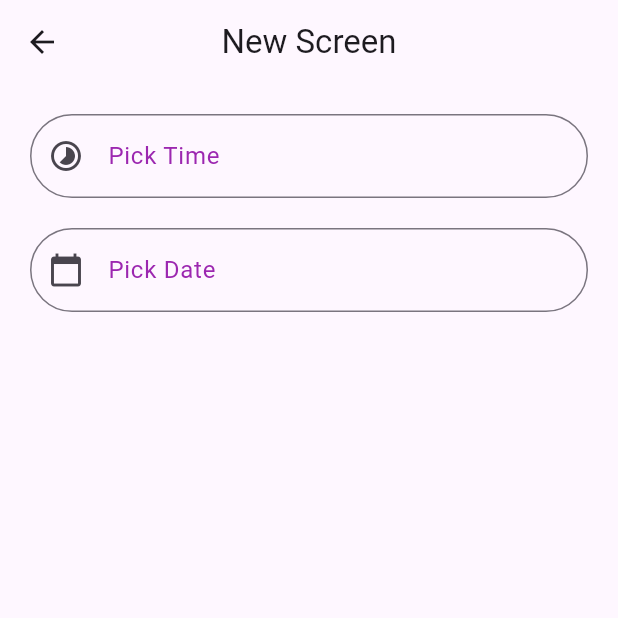
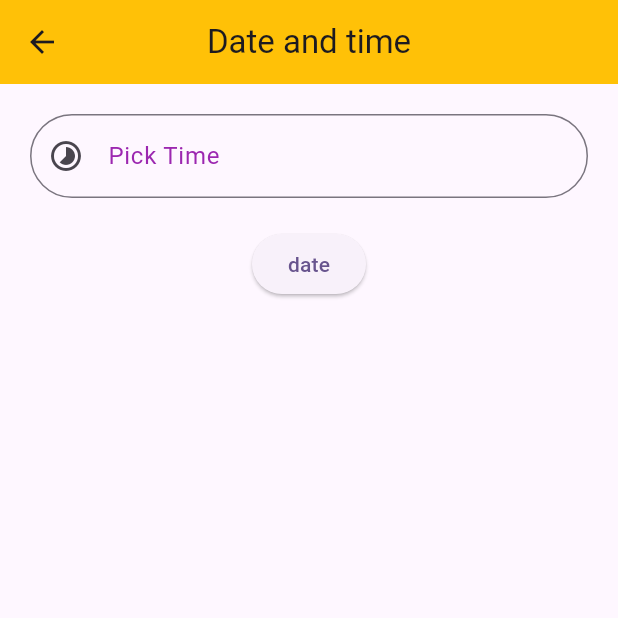
Before and after one commit to souravmadhar/Whatsapp_chat_screen, a Flutter app: the First screen opened directly, on a phone screen of 412 x 824 dp, the top half of it. Run offline on Flutter 3.47's test engine with Material 3 defaults, Android fonts, the phone set to English and light mode, and no system bars; our stand-ins replace fluttertoast, google_fonts; network calls fail.

Commit message:
Update second.dart

```diff
--- a/lib/second.dart
+++ b/lib/second.dart
@@ -1,5 +1,4 @@
 import 'package:flutter/material.dart';
-
 
 class First extends StatefulWidget {
   const First({super.key});
@@ -9,14 +8,20 @@ class First extends StatefulWidget {
 }
 
 class _FirstState extends State<First> {
+  var pickDate = "Get Date";
   TextEditingController timePicker = TextEditingController();
   TextEditingController datePicker = TextEditingController();
+
+  get date => null;
+
+  get dateFormat => null;
   @override
   Widget build(BuildContext context) {
     return Scaffold(
         appBar: AppBar(
           centerTitle: true,
-          title: const Text("New Screen"),
+          backgroundColor: Colors.amber,
+          title: const Text("Date and time"),
         ),
         body: Padding(
           padding: const EdgeInsets.all(20.0),
@@ -48,39 +53,25 @@ class _FirstState extends State<First> {
               const SizedBox(
                 height: 20,
               ),
-              TextField(
-                controller: datePicker,
-                decoration: InputDecoration(
-                  border: OutlineInputBorder(
-                      borderRadius: BorderRadius.circular(30)),
-                  prefixIcon: Icon(Icons.calendar_today),
-                  labelText: 'Pick Date',
-                  labelStyle: const TextStyle(
-                    fontSize: 16,
-                    color: Colors.purple,
-                  ),
-                ),
-                onTap: () async {
-                  DateTime? datetime = await showDatePicker(
+              ElevatedButton(
+                onPressed: () async {
+
+
+                  var date = await showDatePicker(
                       context: context,
-                      initialDate: DateTime.now(),
-                      firstDate: DateTime(2000),
-                      lastDate: DateTime(2025));
-
-                  if (datetime != null) {
-                    String formattedDate =
-                        DateFormat('dd-MM-yyyy').format(datetime);
-
-                    setState(() {
-                      datePicker.text = formattedDate;
-                    });
-                  }
+                      firstDate: DateTime.now(),
+                      lastDate: DateTime(3025));
+                  var formattedDate = dateFormat.format(date ?? DateTime.now());
+                  pickDate = formattedDate;
+                  setState(() {});
+                  print("date $date formattedDate $formattedDate");
                 },
+                child: Text("date"),
               ),
             ],
           ),
         ));
   }
 
-  DateFormat(String s) {}
+  //DateFormat(String s) {}
 }
```
